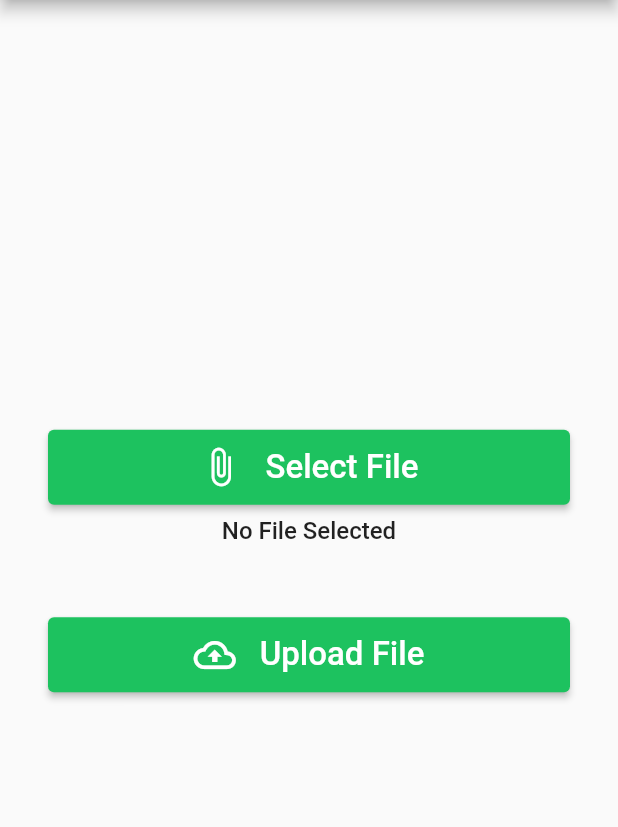
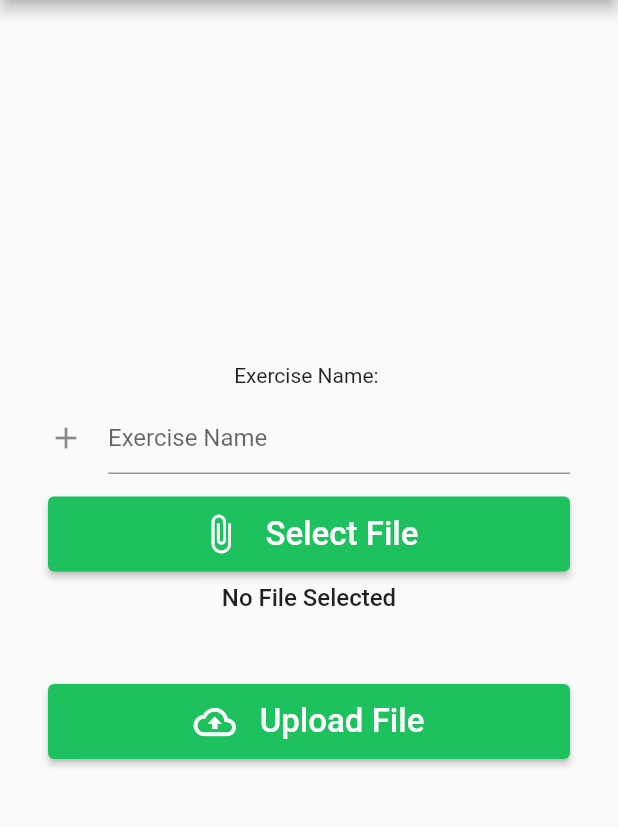
Before and after one commit to VSR-Final/Final-Year-Project, a Flutter app: the uploadPage screen opened directly with empty values, after a tap on "Upload File", on a phone screen of 412 x 824 dp, the part 84-911 px from its top. Run offline on Flutter 3.47's test engine with Material 2 defaults, Android fonts, the phone set to English and light mode, and no system bars; our stand-ins replace cached_network_image, cloud_firestore, file_picker, firebase_auth, firebase_core, firebase_database and 7 more; missing offline and left inert: emailjs, syncfusion_flutter_core; accounts and stored records are empty.

```diff
--- a/lib/pages/physiotherapist_menu.dart
+++ b/lib/pages/physiotherapist_menu.dart
@@ -27,7 +27,6 @@ class _PhysiotherapistMenuState extends State<PhysiotherapistMenu> {
     pages = [
       PhysioHomePage(widget.user),
       PatientListPage(widget.user),
-      PatientSchedule(widget.user),
       uploadPage(widget.user),
       PendingPatientsPage(widget.user),
       SearchScreen(widget.user)
@@ -51,12 +50,13 @@ class _PhysiotherapistMenuState extends State<PhysiotherapistMenu> {
       backgroundColor: Colors.deepPurpleAccent[700],
       body: pages[currentIndex],
       bottomNavigationBar: BottomNavigationBar(
+        fixedColor: Colors.deepPurpleAccent,
+        type: BottomNavigationBarType.fixed,
         onTap: onTap,
         currentIndex: currentIndex,
         items: [
           BottomNavigationBarItem(icon: Icon(Icons.home), label: ''),
           BottomNavigationBarItem(icon: Icon(Icons.list), label: ''),
-          BottomNavigationBarItem(icon: Icon(Icons.calendar_month), label: ''),
           BottomNavigationBarItem(icon: Icon(Icons.upload), label: ''),
           BottomNavigationBarItem(icon: Icon(Icons.person), label: ''),
           BottomNavigationBarItem(icon: Icon(Icons.chat), label: ''),
--- a/lib/pages/upload_page.dart
+++ b/lib/pages/upload_page.dart
@@ -1,3 +1,4 @@
+import 'package:cloud_firestore/cloud_firestore.dart';
 import 'package:file_picker/file_picker.dart';
 import 'package:finalyearproject/models/users.dart';
 import 'package:firebase_database/firebase_database.dart';
@@ -7,6 +8,7 @@ import 'package:firebase_storage/firebase_storage.dart';
 import 'package:flutter/material.dart';
 import 'package:flutter/services.dart';
 import 'package:path/path.dart';
+import 'package:finalyearproject/components/rounded_input.dart';
 import 'dart:io';
 
 import '../main.dart';
@@ -25,9 +27,13 @@ class _uploadPageState extends State<uploadPage> {
   UploadTask? task;
   File? file;
 
+  final _nameController = TextEditingController();
+
   @override
   Widget build(BuildContext context){
     final fileName = file != null ? basename(file!.path): 'No File Selected';
+
+
 
     return Scaffold(
       appBar: AppBar(
@@ -39,6 +45,25 @@ class _uploadPageState extends State<uploadPage> {
           child:Column(
             mainAxisAlignment: MainAxisAlignment.center,
             children: [
+              Text('Exercise Name: '),
+            SizedBox(height: 10,),
+            TextFormField(
+            controller: _nameController,
+            cursorColor: Colors.deepPurpleAccent,
+              decoration: InputDecoration(
+                  icon: Icon(Icons.add),
+                  hintText: 'Exercise Name',
+              ),
+            keyboardType: TextInputType.text,
+            obscureText: false,
+            validator: (value) {
+              if (value == null || value.isEmpty) {
+                return 'Please enter exercise name';
+              }
+              return null;
+            },
+          ),
+              SizedBox(height: 15,),
               ButtonWidget(
                 text: 'Select File',
                 icon: Icons.attach_file,
@@ -73,6 +98,8 @@ class _uploadPageState extends State<uploadPage> {
   }
 
   Future uploadFile() async{
+    FirebaseFirestore collection = FirebaseFirestore.instance;
+
     if (file == null) return;
 
     final fileName = basename(file!.path);
@@ -83,8 +110,18 @@ class _uploadPageState extends State<uploadPage> {
 
     if (task == null) return;
 
-    final snapshot = await task!.whenComplete(() {});
+    final snapshot = await task!.then((snapshot) {});
     final urlDownload = await snapshot.ref.getDownloadURL();
+
+    collection
+        .collection('exercises')
+        .doc(widget.users.uid)
+        .set({
+      'fileName': fileName,
+      'name': _nameController,
+      'physiotherapist': widget.users.name,
+      'downloadLink': urlDownload,
+    });
 
     print('Download-Link: $urlDownload');
   }
```
Also changed, not shown: lib/pages/exercise_detail_page.dart (added, +57 -0 lines), lib/pages/patient_home.dart (+57 -8 lines), lib/pages/patient_schedule.dart (+9 -1 lines).
